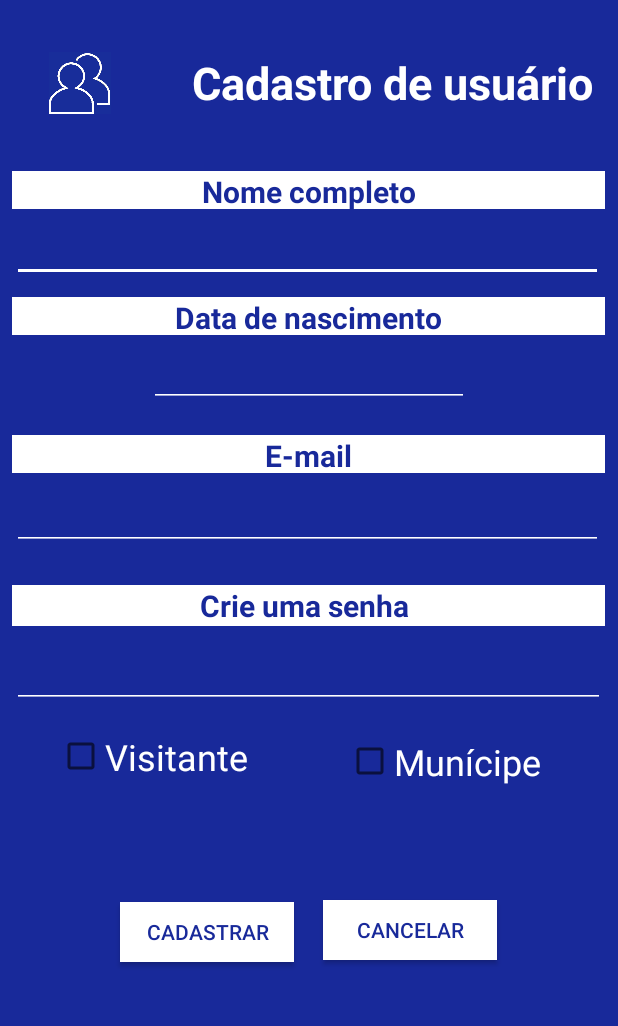
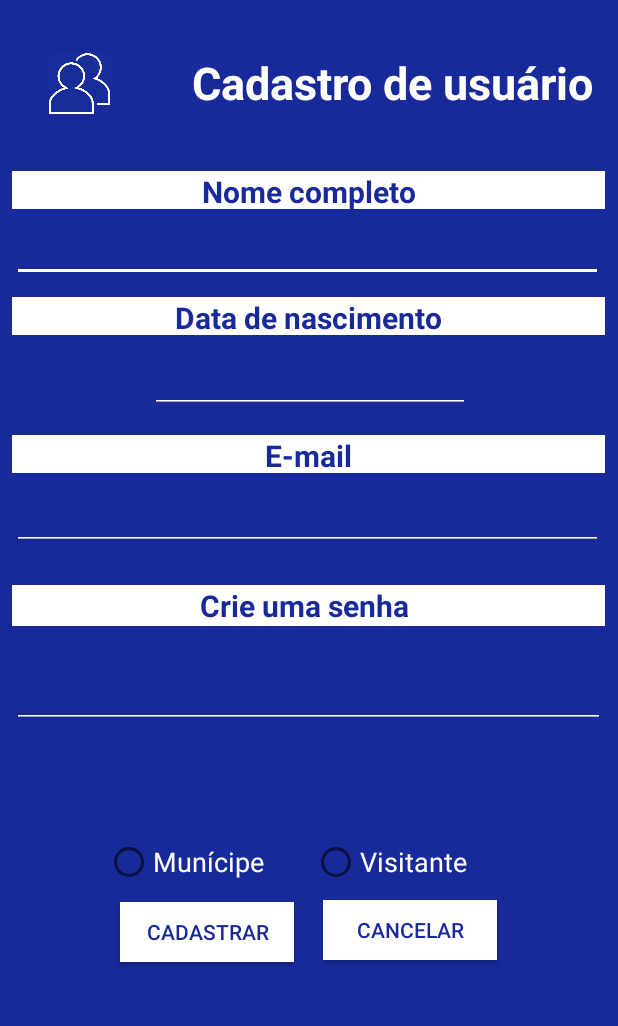
Before and after one commit to andressakotz/sit, an Android app: the cadastroActivity screen opened directly, with no data from a screen before it, on a phone screen of 412 x 824 dp, the part 206-1232 px from its top. Run offline under Robolectric (Android 15) with nearby library versions, the phone set to English and light mode, and no system bars.

Commit message:
Revisao tela cadastro pt1

```diff
--- a/app/src/main/java/com/example/cnec/sit/cadastroActivity.java
+++ b/app/src/main/java/com/example/cnec/sit/cadastroActivity.java
@@ -64,12 +64,12 @@ public class cadastroActivity extends AppCompatActivity {
         boolean checked = ((CheckBox) view).isChecked();
 
         switch(view.getId()) {
-            case R.id.visitante:
+            case R.id.radioVisitante:
                 if (checked)
                     Toast.makeText(cadastroActivity.this, "Visitante", Toast.LENGTH_SHORT).show();
                 else
                     break;
-            case R.id.municipe:
+            case R.id.radioMunicipe:
                 if (checked)
                     Toast.makeText(cadastroActivity.this, "Munícipe", Toast.LENGTH_SHORT).show();
                 else
--- a/app/src/main/res/layout/activity_cadastro.xml
+++ b/app/src/main/res/layout/activity_cadastro.xml
@@ -84,7 +84,7 @@
         android:ems="10"
         android:inputType="textPersonName"
         android:singleLine="false"
-        android:textColor="#FFF"
+        android:textColor="@android:color/white"
         android:textColorHighlight="#FFF"
         android:textColorHint="#FFF"
         app:layout_constraintBottom_toBottomOf="parent"
@@ -126,11 +126,13 @@
         android:backgroundTint="#FFF"
         android:ems="10"
         android:inputType="date"
+        android:textColor="@android:color/white"
         app:layout_constraintBottom_toBottomOf="parent"
         app:layout_constraintEnd_toEndOf="parent"
+        app:layout_constraintHorizontal_bias="0.503"
         app:layout_constraintStart_toStartOf="parent"
         app:layout_constraintTop_toTopOf="@+id/imageView10"
-        app:layout_constraintVertical_bias="0.431" />
+        app:layout_constraintVertical_bias="0.437" />
 
     <TextView
         android:id="@+id/email"
@@ -163,6 +165,7 @@
         android:backgroundTint="#FFF"
         android:ems="10"
         android:inputType="textEmailAddress"
+        android:textColor="@android:color/white"
         app:layout_constraintBottom_toBottomOf="parent"
         app:layout_constraintEnd_toEndOf="parent"
         app:layout_constraintHorizontal_bias="0.0"
@@ -202,12 +205,13 @@
         android:backgroundTint="#FFF"
         android:ems="10"
         android:inputType="textPassword"
+        android:textColor="@android:color/white"
         app:layout_constraintBottom_toBottomOf="parent"
         app:layout_constraintEnd_toEndOf="parent"
         app:layout_constraintHorizontal_bias="0.0"
         app:layout_constraintStart_toStartOf="parent"
         app:layout_constraintTop_toTopOf="parent"
-        app:layout_constraintVertical_bias="0.708" />
+        app:layout_constraintVertical_bias="0.726" />
 
     <Button
         android:id="@+id/enviacadlogin"
@@ -247,34 +251,35 @@
         app:layout_constraintTop_toTopOf="parent"
         app:layout_constraintVertical_bias="0.946" />
 
-    <CheckBox
-        android:id="@+id/municipe"
-        android:layout_width="133dp"
-        android:layout_height="47dp"
-        android:onClick="onCheckboxClicked"
-        android:text="Munícipe "
-        android:textColor="@android:color/background_light"
-        android:textSize="24sp"
+    <RadioGroup
+        android:layout_width="273dp"
+        android:layout_height="64dp"
+        android:layout_marginBottom="64dp"
+        android:layout_marginEnd="8dp"
+        android:layout_marginStart="8dp"
+        android:orientation="horizontal"
         app:layout_constraintBottom_toBottomOf="parent"
         app:layout_constraintEnd_toEndOf="parent"
-        app:layout_constraintHorizontal_bias="0.827"
-        app:layout_constraintStart_toStartOf="parent"
-        app:layout_constraintTop_toTopOf="parent"
-        app:layout_constraintVertical_bias="0.784" />
+        app:layout_constraintHorizontal_bias="0.505"
+        app:layout_constraintStart_toStartOf="parent">
 
-    <CheckBox
-        android:id="@+id/visitante"
-        android:layout_width="129dp"
-        android:layout_height="43dp"
-        android:onClick="onCheckboxClicked"
-        android:text="Visitante"
-        android:textColor="@android:color/background_light"
-        android:textSize="24sp"
-        app:layout_constraintBottom_toBottomOf="parent"
-        app:layout_constraintEnd_toEndOf="parent"
-        app:layout_constraintHorizontal_bias="0.134"
-        app:layout_constraintStart_toStartOf="parent"
-        app:layout_constraintTop_toTopOf="parent"
-        app:layout_constraintVertical_bias="0.778" />
+        <RadioButton
+            android:id="@+id/radioMunicipe"
+            android:layout_width="wrap_content"
+            android:layout_height="wrap_content"
+            android:layout_weight="1"
+            android:text="Munícipe"
+            android:textColor="@android:color/white"
+            android:textSize="18sp" />
+
+        <RadioButton
+            android:id="@+id/radioVisitante"
+            android:layout_width="wrap_content"
+            android:layout_height="wrap_content"
+            android:layout_weight="1"
+            android:text="Visitante"
+            android:textColor="@android:color/white"
+            android:textSize="18sp" />
+    </RadioGroup>
 
 </android.support.constraint.ConstraintLayout>
```
Also changed, not shown: 1 other file.
